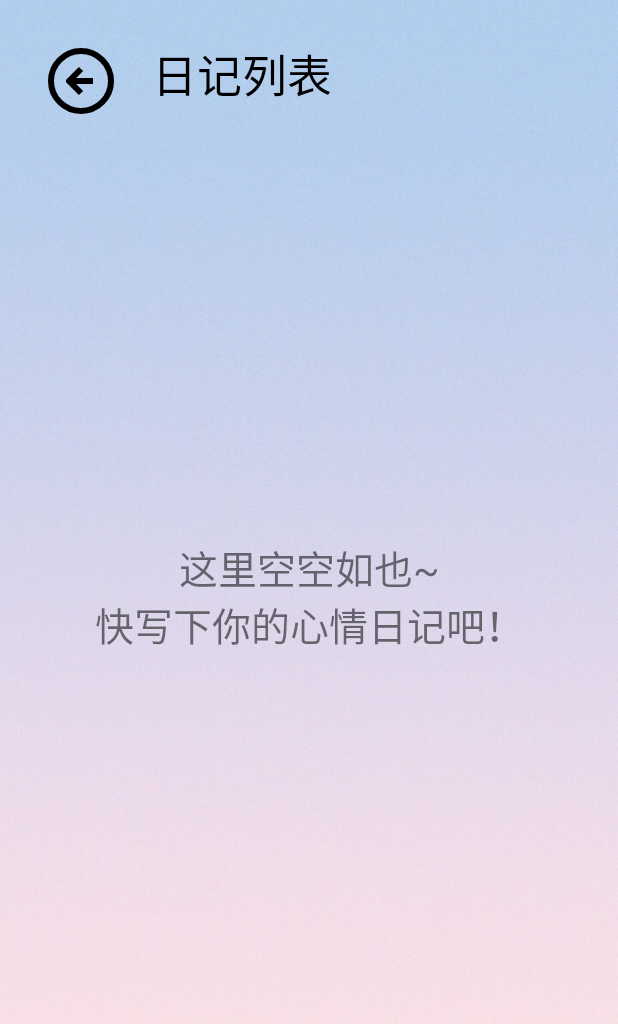
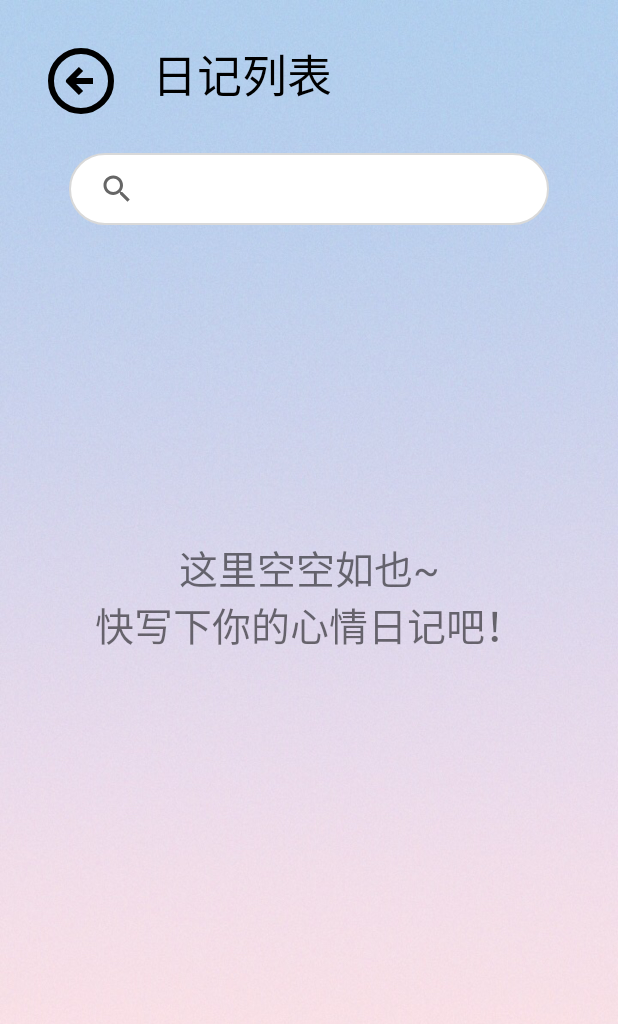
Before and after one commit to estarpro1022/elog, an Android app: the DiaryListActivity screen opened directly, with no data from a screen before it, on a phone screen of 412 x 824 dp. Shown: the top 1024 px of the screen. Run offline under Robolectric (Android 15) with nearby library versions, the phone set to English and light mode, and no system bars; our stand-ins replace Room's generated code; Roboto replaces fonts that are not available here.

Commit message:
初步搜索框页面

```diff
--- a/app/src/main/java/com/example/myapplication/activity/DiaryListActivity.java
+++ b/app/src/main/java/com/example/myapplication/activity/DiaryListActivity.java
@@ -6,9 +6,12 @@ import androidx.recyclerview.widget.RecyclerView;
 
 import android.content.Intent;
 import android.os.Bundle;
+import android.text.TextUtils;
 import android.util.Log;
 import android.view.View;
 import android.widget.ImageView;
+import android.widget.ListView;
+import android.widget.SearchView;
 import android.widget.TextView;
 
 import com.example.myapplication.adapter.DiaryAdapter;
@@ -27,6 +30,7 @@ public class DiaryListActivity extends AppCompatActivity implements OnItemDiaryC
     private ImageView back;
     private RecyclerView recyclerView;
     private TextView hint;
+    private SearchView searchView;
     private DiaryDao diaryDao;
     @Override
     protected void onCreate(Bundle savedInstanceState) {
@@ -38,9 +42,36 @@ public class DiaryListActivity extends AppCompatActivity implements OnItemDiaryC
         back.setOnClickListener(view -> {
             finish();
         });
+        diaryDao = DiaryDatabase.getInstance(this).getDiaryDao();
+        initSearch();
+    }
 
-        diaryDao = DiaryDatabase.getInstance(this).getDiaryDao();
+    private void initSearch(){
+        searchView = findViewById(R.id.diary_search);
+        // 设置搜索文本监听
+        searchView.setOnQueryTextListener(new SearchView.OnQueryTextListener() {
+            // 当点击搜索按钮时触发该方法
+            @Override
+            public boolean onQueryTextSubmit(String query) {
+
+                return false;//这里return false不需要修改，false的作用是当你输入要搜索的文字点击搜索按钮后，手机键盘会自动消失，你把false改成true，键盘不会消失。
+            }
+
+            // 当搜索内容改变时触发该方法
+            @Override
+            public boolean onQueryTextChange(String newText) {//此方法的作用是对搜索框里的文字实时监听。
+                if (!TextUtils.isEmpty(newText)){
+
+                }else{
+
+                }
+                return false;
+            }
+        });
+
     }
+
+
 
     /**
      * 删除日记后刷新界面
--- /dev/null
+++ b/app/src/main/res/drawable/search_bg.xml
@@ -0,0 +1,16 @@
+<?xml version="1.0" encoding="utf-8"?>
+<shape xmlns:android="http://schemas.android.com/apk/res/android"
+    android:shape="rectangle" >
+
+    <!-- 表示shape的四个角的角度。只适用于矩形shape，这里的角度是指圆角的程度 -->
+    <corners android:radius="50dp" />
+
+    <!-- 这个标签表示纯色填充，通过android:color即可指定shape中填充的颜色 -->
+    <solid android:color="@color/white" />
+
+    <!-- Shape的描边，下面指定了描边的宽度和描边的颜色 -->
+    <stroke
+        android:width="1dp"
+        android:color="#d9d9d9" />
+
+</shape>
--- a/app/src/main/res/layout/activity_diary_list.xml
+++ b/app/src/main/res/layout/activity_diary_list.xml
@@ -20,6 +20,7 @@
         app:layout_constraintTop_toTopOf="parent" />
 
     <TextView
+        android:id="@+id/textView2"
         android:layout_width="wrap_content"
         android:layout_height="wrap_content"
         android:layout_marginTop="20dp"
@@ -42,7 +43,7 @@
         app:layout_constraintBottom_toBottomOf="parent"
         app:layout_constraintEnd_toEndOf="parent"
         app:layout_constraintStart_toStartOf="parent"
-        app:layout_constraintTop_toBottomOf="@+id/activity_diary_list_back" />
+        app:layout_constraintTop_toBottomOf="@+id/diary_search" />
 
     <TextView
         android:id="@+id/activity_diary_list_hint"
@@ -59,4 +60,17 @@
         app:layout_constraintTop_toTopOf="parent"
         tools:visibility="visible" />
 
+    <SearchView
+        android:id="@+id/diary_search"
+        android:layout_width="wrap_content"
+        android:layout_height="wrap_content"
+        android:layout_marginTop="30dp"
+        android:iconifiedByDefault="false"
+        app:layout_constraintEnd_toEndOf="parent"
+        app:layout_constraintStart_toStartOf="parent"
+        app:layout_constraintTop_toBottomOf="@+id/textView2"
+        android:queryBackground="@null"
+        android:background="@drawable/search_bg"/>
+
+
 </androidx.constraintlayout.widget.ConstraintLayout>
```
Also changed, not shown: app/src/main/res/layout/test.xml (added, +36 -0 lines), 2 other files.
